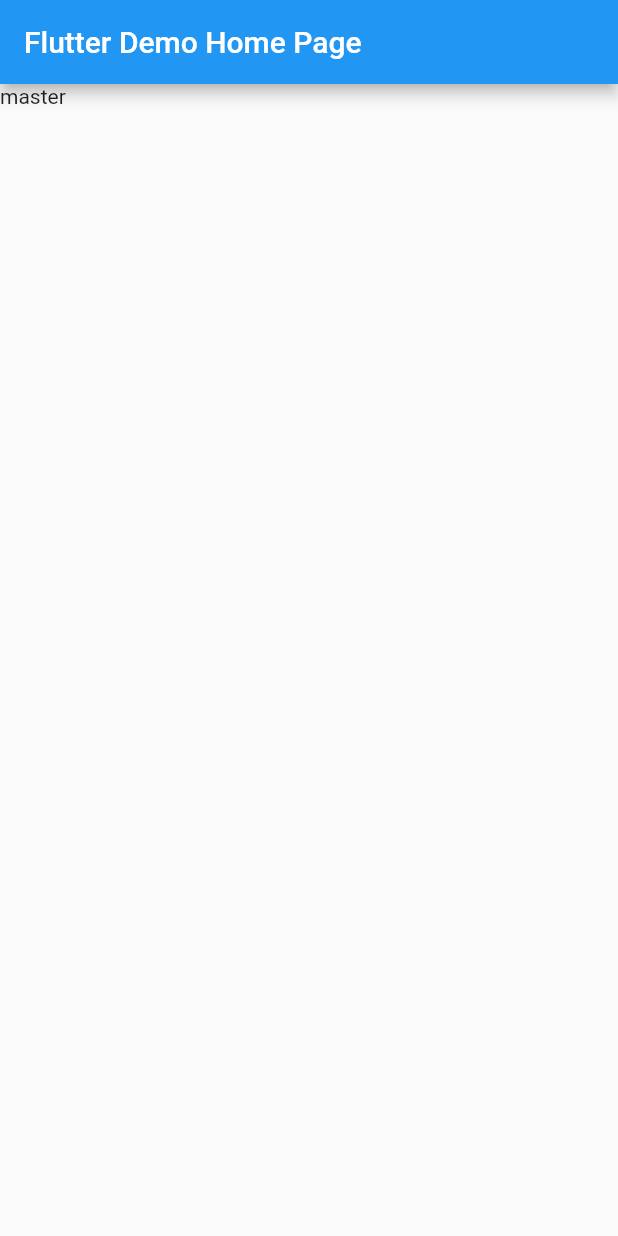
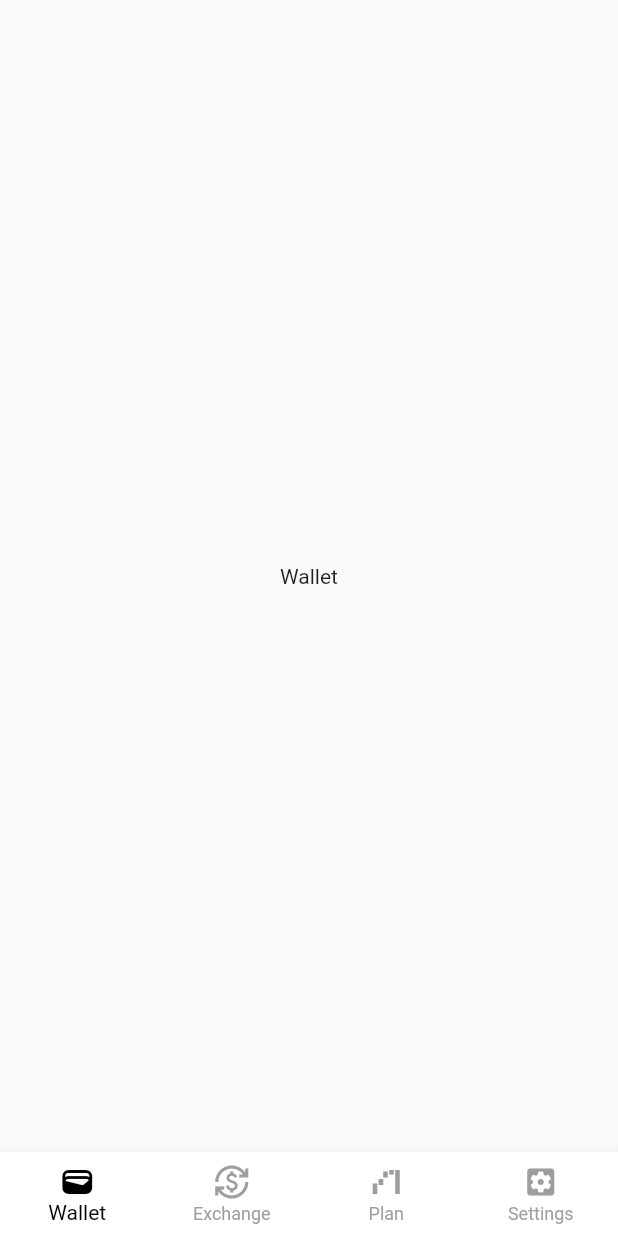
Before and after one commit to AlphaCodeProgrammer/multifolio, a Flutter app: the screen it shows after launch, on a phone screen of 412 x 824 dp. Run offline on Flutter 3.47's test engine with Material 2 defaults, Android fonts, the phone set to English and light mode, and no system bars; our stand-ins replace fluro, flutter_spinkit.

Commit message:
added pages and basics

```diff
--- a/lib/Home.dart
+++ b/lib/Home.dart
@@ -1,13 +1,68 @@
 import 'package:flutter/material.dart';
+import 'package:provider/provider.dart';
+import './provider/general.dart';
+import 'app/wallet/walletScreen.dart';
+import './reqular_widgets/loading.dart';
+import 'app/signing/signinScreen.dart';
+import 'app/exchange/exchangeScreen.dart';
+import 'app/plan/planScreen.dart';
+import 'app/setting/settingScreen.dart';
 
-class Home extends StatelessWidget {
+class Home extends StatefulWidget {
   @override
+  State<Home> createState() => _HomeState();
+}
+
+class _HomeState extends State<Home> {
+  @override
+  void initState() {
+    WidgetsBinding.instance.addPostFrameCallback((_) {
+      // Provider.of<General>(context, listen: false).tryAutoLogin(true);
+    });
+    super.initState();
+  }
+
+  List<Widget> _pages = [
+    WalletScreen(),
+    ExchangeScreen(),
+    PlanScreen(),
+    SettingScreen()
+  ];
+  int selectedPageIndex = 0;
+  void _selectPage(int index) {
+    setState(() {
+      selectedPageIndex = index;
+    });
+  }
+
   Widget build(BuildContext context) {
-    return Scaffold(
-      appBar: AppBar(
-        title: Text('Flutter Demo Home Page'),
-      ),
-      body: Text("master"),
-    );
+    final g = Provider.of<General>(context);
+
+    return g.token.contains("Bearer")
+        ? g.userId.length > 5
+            ? SafeArea(
+                child: Scaffold(
+                body: _pages[selectedPageIndex],
+                bottomNavigationBar: BottomNavigationBar(
+                  type: BottomNavigationBarType.fixed, // This is all you need!
+                  onTap: _selectPage,
+                  backgroundColor: Colors.white,
+                  unselectedItemColor: Colors.grey,
+                  selectedItemColor: Colors.black,
+                  currentIndex: selectedPageIndex,
+                  items: [
+                    const BottomNavigationBarItem(
+                        icon: Icon(Icons.wallet), label: 'Wallet'),
+                    const BottomNavigationBarItem(
+                        icon: Icon(Icons.currency_exchange), label: 'Exchange'),
+                    const BottomNavigationBarItem(
+                        icon: Icon(Icons.waterfall_chart_outlined), label: 'Plan'),
+                    const BottomNavigationBarItem(
+                        icon: Icon(Icons.settings_applications), label: 'Settings'),
+                  ],
+                ),
+              ))
+            : LOADING()
+        : SignInScreen();
   }
 }
--- /dev/null
+++ b/lib/app/wallet/walletScreen.dart
@@ -0,0 +1,17 @@
+import 'package:flutter/cupertino.dart';
+import 'package:flutter/material.dart';
+import 'package:flutter/src/widgets/container.dart';
+import 'package:flutter/src/widgets/framework.dart';
+
+class WalletScreen extends StatelessWidget {
+  const WalletScreen({super.key});
+
+  @override
+  Widget build(BuildContext context) {
+    return Scaffold(
+      body: Center(
+        child: Text("Wallet"),
+      ),
+    );
+  }
+}
--- a/lib/provider/general.dart
+++ b/lib/provider/general.dart
@@ -2,7 +2,8 @@ import 'package:flutter/material.dart';
 
 class General with ChangeNotifier {
   String testNote = "this is a test";
-
+  String token = "Bearer";
+  String userId = "m490Hflg8GdlH8324Hf";
 
 //////////////////////// theme information  /////////////////////////////////////////////////////
 
@@ -61,5 +62,4 @@ class General with ChangeNotifier {
 
 ///////////////////////////////////////////////////////////////////////////////////////////////////////
 
-
 }
--- a/pubspec.yaml
+++ b/pubspec.yaml
@@ -36,6 +36,7 @@ dependencies:
   cupertino_icons: ^1.0.2
   fluro: ^2.0.3
   shared_preferences: ^2.0.13
+  flutter_spinkit: ^5.1.0
 dev_dependencies:
   flutter_test:
     sdk: flutter
```
Also changed, not shown: lib/app/exchange/exchangeScreen.dart (added, +12 -0 lines), lib/app/plan/planScreen.dart (added, +15 -0 lines), lib/app/setting/settingScreen.dart (added, +15 -0 lines), lib/app/signing/signinScreen.dart (added, +13 -0 lines), lib/reqular_widgets/loading.dart (added, +45 -0 lines), pubspec.lock.
